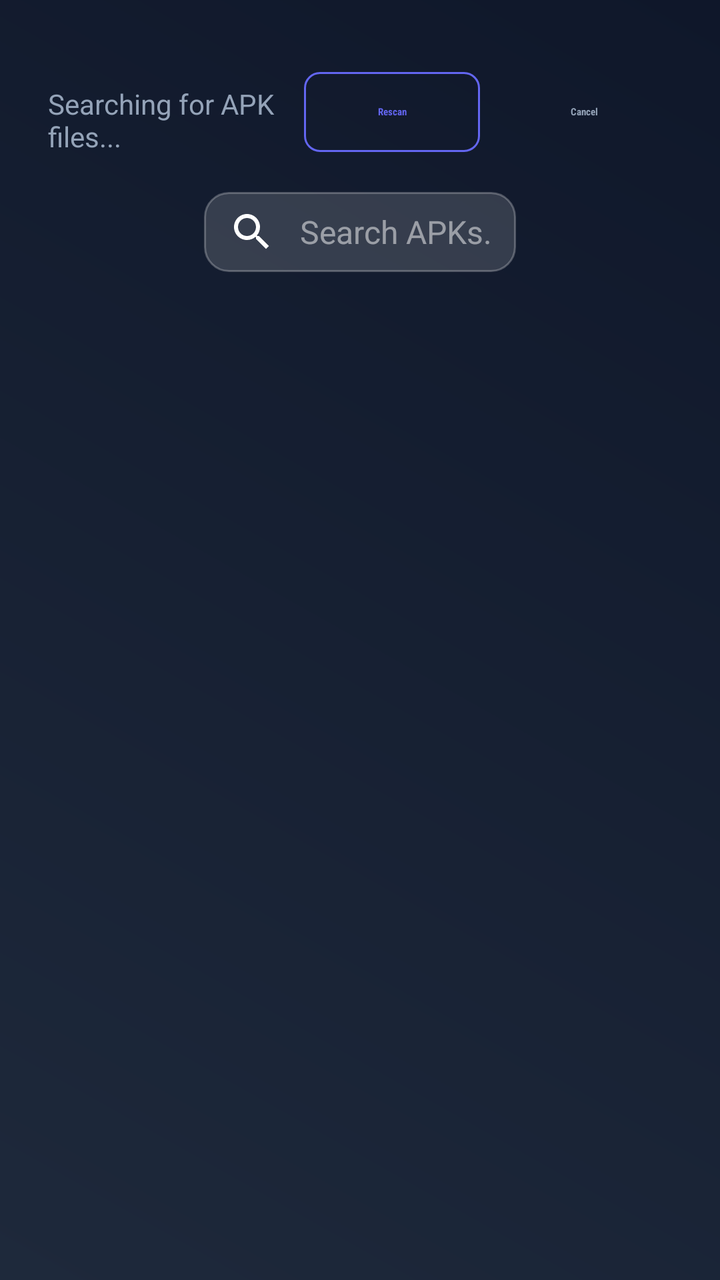
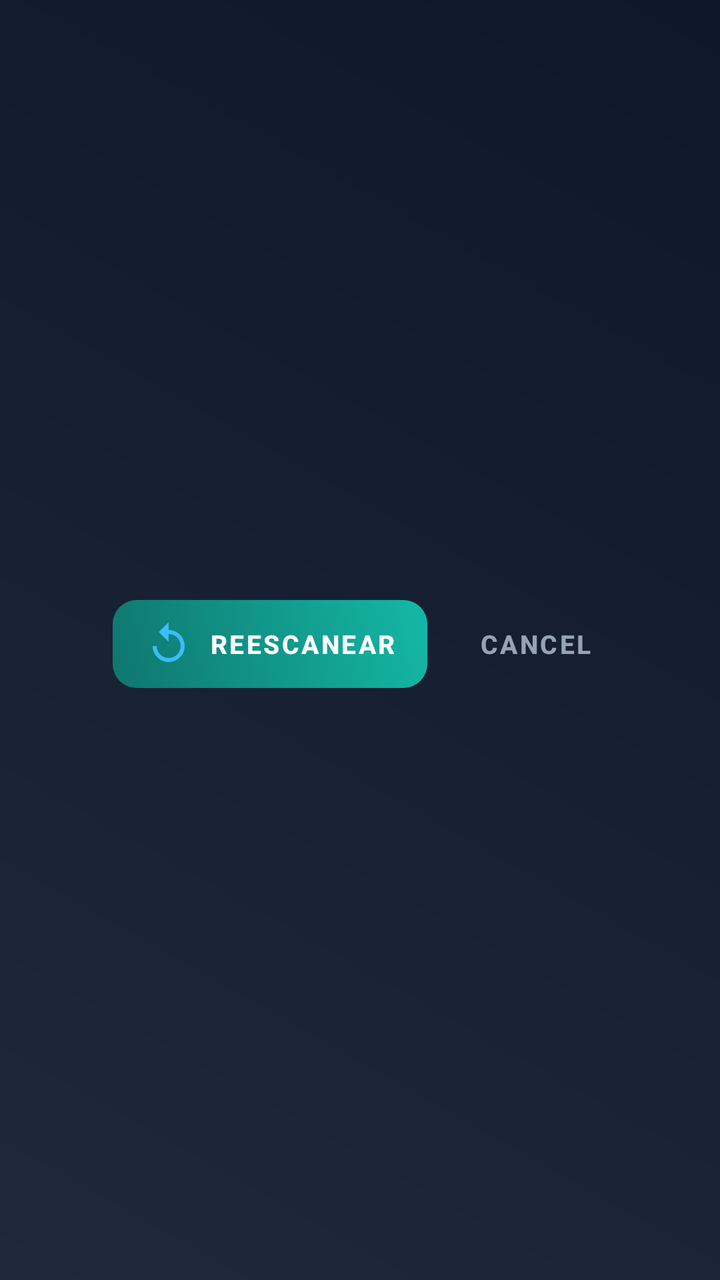

Before-and-after screenshots of an Android layout around one commit, followed by the original layout XML and the change that was made.
<!-- AndroidManifest.xml: activity theme Theme.VortexTV -->
<!-- res/layout/activity_file_scanner.xml -->
<?xml version="1.0" encoding="utf-8"?>
<androidx.constraintlayout.widget.ConstraintLayout 
    xmlns:android="http://schemas.android.com/apk/res/android"
    xmlns:app="http://schemas.android.com/apk/res-auto"
    android:layout_width="match_parent"
    android:layout_height="match_parent"
    android:background="@drawable/bg_main"
    android:padding="24dp">

    
    <LinearLayout
        android:id="@+id/headerContainer"
        android:layout_width="wrap_content"
        android:layout_height="wrap_content"
        android:orientation="horizontal"
        android:gravity="center_vertical"
        app:layout_constraintStart_toStartOf="parent"
        app:layout_constraintTop_toTopOf="parent">



            android:layout_width="0dp"
            android:layout_height="wrap_content"
            android:layout_marginStart="16dp"
            android:text="Install APK"
            android:textColor="@color/white"
            android:textSize="32sp"
            android:textStyle="bold"
            android:fontFamily="sans-serif-condensed" />
    </LinearLayout>

    
    <TextView
        android:id="@+id/tvStatus"
        android:layout_width="0dp"
        android:layout_height="wrap_content"
        android:layout_marginTop="16dp"
        android:text="Searching for APK files..."
        android:textColor="#94A3B8"
        android:textSize="14sp"
        app:layout_constraintStart_toStartOf="parent"
        app:layout_constraintEnd_toStartOf="@id/layoutButtons"
        app:layout_constraintTop_toBottomOf="@id/headerContainer"
        app:layout_constraintBottom_toBottomOf="@id/layoutButtons" />

    
    <LinearLayout
        android:id="@+id/layoutButtons"
        android:layout_width="wrap_content"
        android:layout_height="wrap_content"
        android:orientation="horizontal"
        android:gravity="center_vertical"
        android:layout_marginTop="8dp"
        app:layout_constraintEnd_toEndOf="parent"
        app:layout_constraintTop_toBottomOf="@id/headerContainer">

        <com.google.android.material.button.MaterialButton
            android:id="@+id/btnRescan"
            style="@style/Widget.Material3.Button.OutlinedButton"
            android:layout_width="wrap_content"
            android:layout_height="wrap_content"
            android:layout_marginEnd="8dp"
            android:text="Rescan"
            android:textColor="@color/accent_color"
            android:textStyle="bold"
            android:fontFamily="sans-serif-condensed"
            app:cornerRadius="8dp"
            app:strokeColor="@color/accent_color" />

        <com.google.android.material.button.MaterialButton
            android:id="@+id/btnCancel"
            style="@style/Widget.Material3.Button.TextButton"
            android:layout_width="wrap_content"
            android:layout_height="wrap_content"
            android:text="Cancel"
            android:textColor="#94A3B8"
            android:textStyle="bold"
            android:fontFamily="sans-serif-condensed"
            app:cornerRadius="8dp" />
    </LinearLayout>

    
    <EditText
        android:id="@+id/etSearch"
        android:layout_width="0dp"
        android:layout_height="wrap_content"
        android:layout_marginTop="16dp"
        android:background="@drawable/bg_search_input"
        android:drawableStart="@drawable/ic_search"
        android:drawablePadding="12dp"
        android:hint="Search APKs..."
        android:textColorHint="#80FFFFFF"
        android:textColor="@color/white"
        android:textSize="16sp"
        android:maxLines="1"
        android:singleLine="true"
        android:imeOptions="actionDone"
        android:nextFocusDown="@id/rvApkFiles"
        app:layout_constraintEnd_toEndOf="parent"
        app:layout_constraintStart_toStartOf="parent"
        app:layout_constraintTop_toBottomOf="@id/layoutButtons"
        app:layout_constraintWidth_percent="0.5" />

    
    <RelativeLayout
        android:id="@+id/bannerContainer"
        android:layout_width="wrap_content"
        android:layout_height="wrap_content"
        android:layout_marginBottom="8dp"
        android:gravity="center"
        app:layout_constraintBottom_toBottomOf="parent"
        app:layout_constraintEnd_toEndOf="parent"
        app:layout_constraintStart_toStartOf="parent" />

    
    <androidx.recyclerview.widget.RecyclerView
        android:id="@+id/rvApkFiles"
        android:layout_width="0dp"
        android:layout_height="0dp"
        android:layout_marginTop="16dp"
        app:layout_constraintBottom_toTopOf="@id/bannerContainer"
        app:layout_constraintEnd_toEndOf="parent"
        app:layout_constraintStart_toStartOf="parent"
        app:layout_constraintTop_toBottomOf="@id/etSearch" />

    
    <LinearLayout
        android:id="@+id/layoutEmptyState"
        android:layout_width="wrap_content"
        android:layout_height="wrap_content"
        android:gravity="center"
        android:orientation="vertical"
        android:visibility="gone"
        app:layout_constraintBottom_toTopOf="@id/bannerContainer"
        app:layout_constraintEnd_toEndOf="parent"
        app:layout_constraintStart_toStartOf="parent"
        app:layout_constraintTop_toTopOf="parent">

        <ImageView
            android:layout_width="100dp"
            android:layout_height="100dp"
            android:alpha="0.3"
            android:src="@drawable/ic_apps_grid"
            android:tint="#94A3B8" />

        <TextView
            android:layout_width="wrap_content"
            android:layout_height="wrap_content"
            android:layout_marginTop="16dp"
            android:text="No APK files found"
            android:textColor="#94A3B8"
            android:textSize="16sp" />
    </LinearLayout>

    
    <ProgressBar
        android:id="@+id/progressBar"
        android:layout_width="wrap_content"
        android:layout_height="wrap_content"
        android:visibility="gone"
        app:layout_constraintBottom_toBottomOf="parent"
        app:layout_constraintEnd_toEndOf="parent"
        app:layout_constraintStart_toStartOf="parent"
        app:layout_constraintTop_toTopOf="parent" />

</androidx.constraintlayout.widget.ConstraintLayout>
<!-- resources referenced by this layout -->
<resources>
  <color name="accent_color">#6366F1</color>
  <color name="white">#FFFFFFFF</color>
  <!-- drawable bg_main (drawable) -->
  <?xml version="1.0" encoding="utf-8"?>
  <shape xmlns:android="http://schemas.android.com/apk/res/android"
      android:shape="rectangle">
      <gradient
          android:angle="45"
          android:endColor="@color/primary_dark"
          android:startColor="@color/primary_light"
          android:type="linear" />
  </shape>
  <!-- drawable bg_search_input (drawable) -->
  <?xml version="1.0" encoding="utf-8"?>
  <shape xmlns:android="http://schemas.android.com/apk/res/android"
      android:shape="rectangle">
      <corners android:radius="12dp" />
      <solid android:color="#26FFFFFF" /> 
      <stroke android:width="1dp" android:color="#40FFFFFF" />
      <padding android:left="12dp" android:right="12dp" android:top="8dp" android:bottom="8dp"/>
  </shape>
  <!-- drawable ic_apps_grid (drawable) -->
  <vector xmlns:android="http://schemas.android.com/apk/res/android"
      android:width="24dp"
      android:height="24dp"
      android:viewportWidth="24"
      android:viewportHeight="24"
      android:tint="#FFFFFF">
      <path
          android:fillColor="@android:color/white"
          android:pathData="M4,8h4V4H4v4zM10,20h4v-4h-4v4zM4,20h4v-4H4v4zM4,14h4v-4H4v4zM10,14h4v-4h-4v4zM16,4v4h4V4h-4zM10,8h4V4h-4v4zM16,14h4v-4h-4v4zM16,20h4v-4h-4v4z"/>
  </vector>
  <color name="primary_dark">#0F172A</color>
  <color name="primary_light">#1E293B</color>
  <color name="accent_focus">#818CF8</color>
  <color name="teal_200">#03DAC5</color>
  <color name="teal_700">#018786</color>
  <color name="black">#FF000000</color>
  <!-- unchanged entries left out for length: 2 -->
</resources>

<!-- the commit's change to res/layout/activity_file_scanner.xml (unified diff, before → after) -->
@@ -5,43 +5,60 @@
     android:layout_width="match_parent"
     android:layout_height="match_parent"
     android:background="@drawable/bg_main"
-    android:padding="24dp">
+    android:paddingStart="48dp"
+    android:paddingEnd="48dp"
+    android:paddingTop="28dp"
+    android:paddingBottom="24dp">
 
     
     <LinearLayout
         android:id="@+id/headerContainer"
-        android:layout_width="wrap_content"
+        android:layout_width="0dp"
         android:layout_height="wrap_content"
         android:orientation="horizontal"
         android:gravity="center_vertical"
         app:layout_constraintStart_toStartOf="parent"
+        app:layout_constraintEnd_toStartOf="@id/layoutButtons"
         app:layout_constraintTop_toTopOf="parent">
 
-
-
-            android:layout_width="0dp"
+        <ImageButton
+            android:id="@+id/btnBackHeader"
+            android:layout_width="44dp"
+            android:layout_height="44dp"
+            android:background="?attr/selectableItemBackgroundBorderless"
+            android:src="@drawable/ic_arrow_back"
+            app:tint="@color/white"
+            android:contentDescription="@string/action_close"
+            android:focusable="true"
+            android:nextFocusRight="@id/btnRescan"
+            android:nextFocusDown="@id/etSearch" />
+
+        <LinearLayout
+            android:layout_width="wrap_content"
             android:layout_height="wrap_content"
-            android:layout_marginStart="16dp"
-            android:text="Install APK"
-            android:textColor="@color/white"
-            android:textSize="32sp"
-            android:textStyle="bold"
-            android:fontFamily="sans-serif-condensed" />
+            android:layout_marginStart="14dp"
+            android:orientation="vertical">
+
+            <TextView
+                android:layout_width="wrap_content"
+                android:layout_height="wrap_content"
+                android:text="@string/btn_install_apk"
+                android:textColor="@color/white"
+                android:textSize="22sp"
+                android:textStyle="bold"
+                android:fontFamily="sans-serif-medium" />
+
+            
+            <TextView
+                android:id="@+id/tvStatus"
+                android:layout_width="wrap_content"
+                android:layout_height="wrap_content"
+                android:layout_marginTop="2dp"
+                android:text="Buscando archivos APK..."
+                android:textColor="#94A3B8"
+                android:textSize="13sp" />
+        </LinearLayout>
     </LinearLayout>
-
-    
-    <TextView
-        android:id="@+id/tvStatus"
-        android:layout_width="0dp"
-        android:layout_height="wrap_content"
-        android:layout_marginTop="16dp"
-        android:text="Searching for APK files..."
-        android:textColor="#94A3B8"
-        android:textSize="14sp"
-        app:layout_constraintStart_toStartOf="parent"
-        app:layout_constraintEnd_toStartOf="@id/layoutButtons"
-        app:layout_constraintTop_toBottomOf="@id/headerContainer"
-        app:layout_constraintBottom_toBottomOf="@id/layoutButtons" />
 
     
     <LinearLayout
@@ -50,78 +67,98 @@
         android:layout_height="wrap_content"
         android:orientation="horizontal"
         android:gravity="center_vertical"
-        android:layout_marginTop="8dp"
-        app:layout_constraintEnd_toEndOf="parent"
-        app:layout_constraintTop_toBottomOf="@id/headerContainer">
+        app:layout_constraintEnd_toEndOf="parent"
+        app:layout_constraintTop_toTopOf="parent"
+        app:layout_constraintBottom_toBottomOf="@id/headerContainer">
 
         <com.google.android.material.button.MaterialButton
             android:id="@+id/btnRescan"
-            style="@style/Widget.Material3.Button.OutlinedButton"
-            android:layout_width="wrap_content"
-            android:layout_height="wrap_content"
-            android:layout_marginEnd="8dp"
-            android:text="Rescan"
-            android:textColor="@color/accent_color"
+            android:layout_width="wrap_content"
+            android:layout_height="44dp"
+            android:layout_marginEnd="10dp"
+            android:text="Reescanear"
+            android:textColor="@color/white"
+            android:textSize="13sp"
             android:textStyle="bold"
-            android:fontFamily="sans-serif-condensed"
+            android:focusable="true"
+            android:clickable="true"
+            android:stateListAnimator="@animator/scaler"
+            android:background="@drawable/btn_gradient_secondary"
+            app:backgroundTint="@null"
+            app:strokeColor="#38BDF8"
+            app:strokeWidth="1dp"
             app:cornerRadius="8dp"
-            app:strokeColor="@color/accent_color" />
+            app:icon="@drawable/ic_restore"
+            app:iconGravity="textStart"
+            app:iconTint="#38BDF8"
+            android:nextFocusLeft="@id/btnBackHeader"
+            android:nextFocusRight="@id/btnCancel"
+            android:nextFocusDown="@id/etSearch" />
 
         <com.google.android.material.button.MaterialButton
             android:id="@+id/btnCancel"
-            style="@style/Widget.Material3.Button.TextButton"
-            android:layout_width="wrap_content"
-            android:layout_height="wrap_content"
-            android:text="Cancel"
+            android:layout_width="wrap_content"
+            android:layout_height="44dp"
+            android:text="@string/action_cancel"
             android:textColor="#94A3B8"
+            android:textSize="13sp"
             android:textStyle="bold"
-            android:fontFamily="sans-serif-condensed"
-            app:cornerRadius="8dp" />
+            android:focusable="true"
+            android:clickable="true"
+            android:stateListAnimator="@animator/scaler"
+            android:background="?attr/selectableItemBackground"
+            app:backgroundTint="@null"
+            app:cornerRadius="8dp"
+            android:nextFocusLeft="@id/btnRescan"
+            android:nextFocusDown="@id/etSearch" />
     </LinearLayout>
 
     
     <EditText
         android:id="@+id/etSearch"
         android:layout_width="0dp"
-        android:layout_height="wrap_content"
+        android:layout_height="44dp"
         android:layout_marginTop="16dp"
         android:background="@drawable/bg_search_input"
         android:drawableStart="@drawable/ic_search"
         android:drawablePadding="12dp"
-        android:hint="Search APKs..."
+        android:hint="@string/hint_search_apps"
         android:textColorHint="#80FFFFFF"
         android:textColor="@color/white"
-        android:textSize="16sp"
+        android:textSize="14sp"
         android:maxLines="1"
         android:singleLine="true"
         android:imeOptions="actionDone"
+        android:nextFocusUp="@id/btnRescan"
         android:nextFocusDown="@id/rvApkFiles"
         app:layout_constraintEnd_toEndOf="parent"
         app:layout_constraintStart_toStartOf="parent"
-        app:layout_constraintTop_toBottomOf="@id/layoutButtons"
-        app:layout_constraintWidth_percent="0.5" />
-
-    
-    <RelativeLayout
-        android:id="@+id/bannerContainer"
-        android:layout_width="wrap_content"
-        android:layout_height="wrap_content"
-        android:layout_marginBottom="8dp"
-        android:gravity="center"
-        app:layout_constraintBottom_toBottomOf="parent"
-        app:layout_constraintEnd_toEndOf="parent"
-        app:layout_constraintStart_toStartOf="parent" />
+        app:layout_constraintTop_toBottomOf="@id/headerContainer" />
 
     
     <androidx.recyclerview.widget.RecyclerView
         android:id="@+id/rvApkFiles"
         android:layout_width="0dp"
         android:layout_height="0dp"
-        android:layout_marginTop="16dp"
+        android:layout_marginTop="14dp"
+        android:clipToPadding="false"
+        android:focusable="true"
+        android:descendantFocusability="afterDescendants"
         app:layout_constraintBottom_toTopOf="@id/bannerContainer"
         app:layout_constraintEnd_toEndOf="parent"
         app:layout_constraintStart_toStartOf="parent"
         app:layout_constraintTop_toBottomOf="@id/etSearch" />
+
+    
+    <RelativeLayout
+        android:id="@+id/bannerContainer"
+        android:layout_width="wrap_content"
+        android:layout_height="wrap_content"
+        android:layout_marginTop="8dp"
+        android:gravity="center"
+        app:layout_constraintBottom_toBottomOf="parent"
+        app:layout_constraintEnd_toEndOf="parent"
+        app:layout_constraintStart_toStartOf="parent" />
 
     
     <LinearLayout
@@ -134,29 +171,31 @@
         app:layout_constraintBottom_toTopOf="@id/bannerContainer"
         app:layout_constraintEnd_toEndOf="parent"
         app:layout_constraintStart_toStartOf="parent"
-        app:layout_constraintTop_toTopOf="parent">
+        app:layout_constraintTop_toBottomOf="@id/etSearch">
 
         <ImageView
-            android:layout_width="100dp"
-            android:layout_height="100dp"
-            android:alpha="0.3"
+            android:layout_width="72dp"
+            android:layout_height="72dp"
+            android:alpha="0.4"
             android:src="@drawable/ic_apps_grid"
-            android:tint="#94A3B8" />
+            app:tint="#94A3B8" />
 
         <TextView
             android:layout_width="wrap_content"
             android:layout_height="wrap_content"
-            android:layout_marginTop="16dp"
-            android:text="No APK files found"
+            android:layout_marginTop="14dp"
+            android:text="@string/status_no_apks_found"
             android:textColor="#94A3B8"
-            android:textSize="16sp" />
+            android:textSize="16sp"
+            android:fontFamily="sans-serif-medium" />
     </LinearLayout>
 
     
     <ProgressBar
         android:id="@+id/progressBar"
-        android:layout_width="wrap_content"
-        android:layout_height="wrap_content"
+        android:layout_width="40dp"
+        android:layout_height="40dp"
+        android:indeterminateTint="@color/accent_color"
         android:visibility="gone"
         app:layout_constraintBottom_toBottomOf="parent"
         app:layout_constraintEnd_toEndOf="parent"
<!-- resource entries referenced after the edit -->
@@ -21,6 +21,34 @@
       <stroke android:width="1dp" android:color="#40FFFFFF" />
       <padding android:left="12dp" android:right="12dp" android:top="8dp" android:bottom="8dp"/>
   </shape>
+  <!-- drawable btn_gradient_secondary (drawable) -->
+  <?xml version="1.0" encoding="utf-8"?>
+  <selector xmlns:android="http://schemas.android.com/apk/res/android">
+      
+      <item android:state_focused="true">
+          <shape android:shape="rectangle">
+              <gradient
+                  android:angle="45"
+                  android:endColor="#5EEAD4"
+                  android:startColor="#14B8A6" />
+              <corners android:radius="12dp" />
+              <stroke
+                  android:width="2dp"
+                  android:color="#FFFFFF" />
+          </shape>
+      </item>
+      
+      
+      <item>
+          <shape android:shape="rectangle">
+              <gradient
+                  android:angle="45"
+                  android:endColor="#14B8A6"
+                  android:startColor="#0F766E" />
+              <corners android:radius="12dp" />
+          </shape>
+      </item>
+  </selector>
   <!-- drawable ic_apps_grid (drawable) -->
   <vector xmlns:android="http://schemas.android.com/apk/res/android"
       android:width="24dp"
@@ -32,6 +60,31 @@
           android:fillColor="@android:color/white"
           android:pathData="M4,8h4V4H4v4zM10,20h4v-4h-4v4zM4,20h4v-4H4v4zM4,14h4v-4H4v4zM10,14h4v-4h-4v4zM16,4v4h4V4h-4zM10,8h4V4h-4v4zM16,14h4v-4h-4v4zM16,20h4v-4h-4v4z"/>
   </vector>
+  <!-- drawable ic_arrow_back (drawable) -->
+  <vector xmlns:android="http://schemas.android.com/apk/res/android"
+      android:width="24dp"
+      android:height="24dp"
+      android:viewportWidth="24.0"
+      android:viewportHeight="24.0">
+      <path
+          android:fillColor="#FFFFFFFF"
+          android:pathData="M20,11H7.83l5.59,-5.59L12,4l-8,8 8,8 1.41,-1.41L7.83,13H20v-2z"/>
+  </vector>
+  <!-- drawable ic_restore (drawable) -->
+  <vector xmlns:android="http://schemas.android.com/apk/res/android"
+      android:width="24dp"
+      android:height="24dp"
+      android:viewportWidth="24"
+      android:viewportHeight="24">
+    <path
+        android:fillColor="#FFFFFFFF"
+        android:pathData="M12,5V1L7,6l5,5V7c3.31,0 6,2.69 6,6s-2.69,6 -6,6s-6,-2.69 -6,-6H4c0,4.42 3.58,8 8,8s8,-3.58 8,-8s-3.58,-8 -8,-8z"/>
+  </vector>
+  <string name="action_cancel">Cancel</string>
+  <string name="action_close">Close</string>
+  <string name="btn_install_apk">Install APK</string>
+  <string name="hint_search_apps">Search apps...</string>
+  <string name="status_no_apks_found">No APK files found</string>
   <color name="primary_dark">#0F172A</color>
   <color name="primary_light">#1E293B</color>
   <color name="accent_focus">#818CF8</color>
